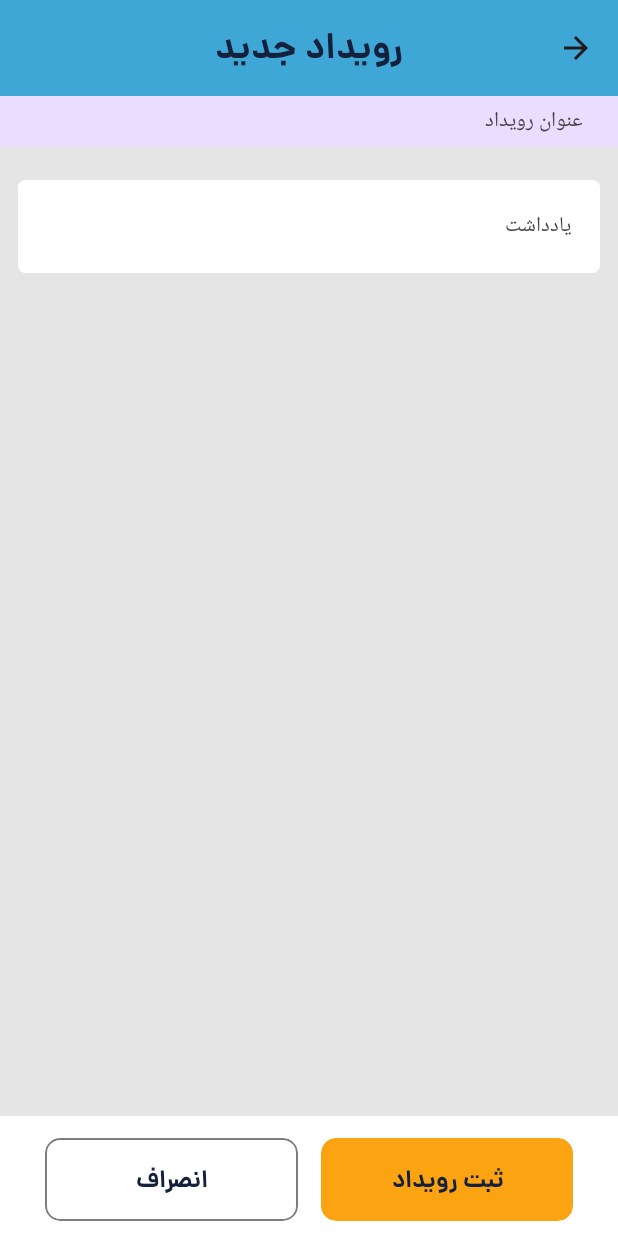
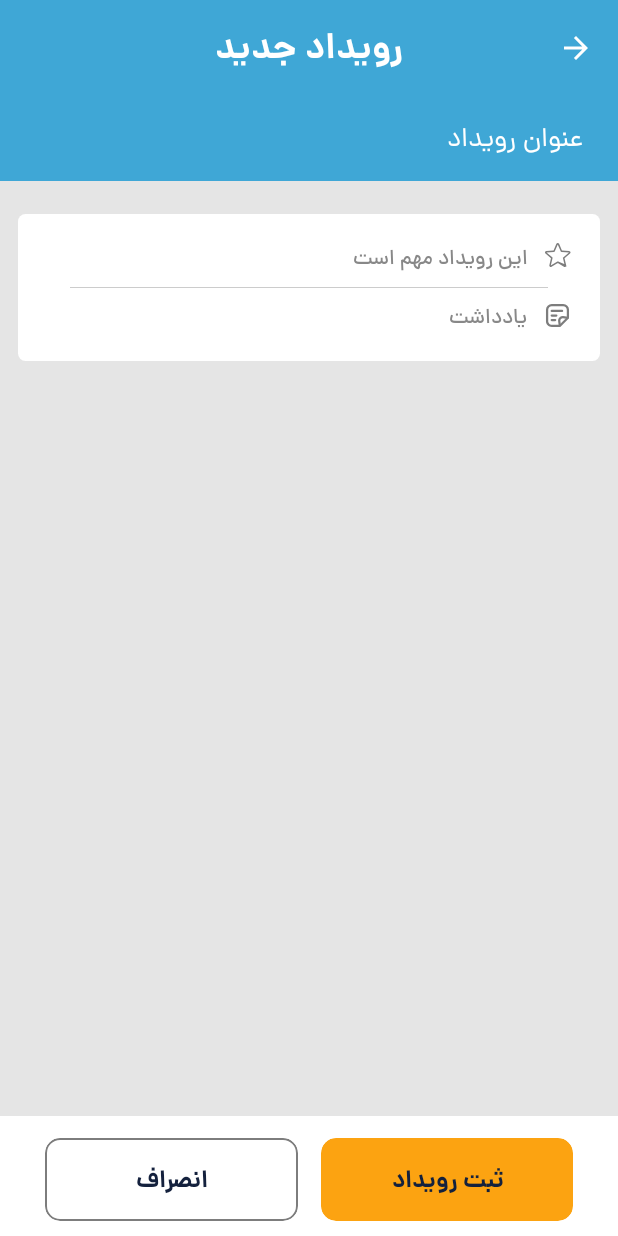
Before and after one commit to AliEasy/zaunguleh_kotlin, an Android app built with Jetpack Compose: the screen it shows after launch (MainActivity), after a tap on "رویداد جدید", on a phone screen of 412 x 824 dp. Run offline under Robolectric (Android 15) with nearby library versions, the phone set to English and light mode, and no system bars; our stand-ins replace Dagger/Hilt's generated code, Room's generated code; 1 other tap on this screen came first.

Commit message:
feat: some ui changes

```diff
--- a/app/src/main/java/top/easyware/zanguleh/features/daily_counter/presentation/DailyCounterScreen.kt
+++ b/app/src/main/java/top/easyware/zanguleh/features/daily_counter/presentation/DailyCounterScreen.kt
@@ -80,7 +80,7 @@ fun DailyCounterScreen(
                 CenterAlignedTopAppBar(
                     colors = TopAppBarDefaults.topAppBarColors(
                         containerColor = MaterialTheme.colorScheme.secondary,
-                        titleContentColor = MaterialTheme.colorScheme.onPrimary,
+                        titleContentColor = MaterialTheme.colorScheme.onSecondary,
                     ),
                     title = {
                         Text(
@@ -95,7 +95,8 @@ fun DailyCounterScreen(
                             }) {
                             Icon(
                                 imageVector = ImageVector.vectorResource(R.drawable.filter_outline),
-                                contentDescription = context.getString(R.string.filter)
+                                contentDescription = context.getString(R.string.filter),
+                                tint = MaterialTheme.colorScheme.onSecondary
                             )
                         }
                     },
--- a/app/src/main/java/top/easyware/zanguleh/features/home/presentation/HomeScreen.kt
+++ b/app/src/main/java/top/easyware/zanguleh/features/home/presentation/HomeScreen.kt
@@ -3,11 +3,9 @@ package top.easyware.zanguleh.features.home.presentation
 import androidx.compose.foundation.layout.Box
 import androidx.compose.foundation.layout.padding
 import androidx.compose.material.icons.Icons
-import androidx.compose.material.icons.filled.Add
 import androidx.compose.material.icons.filled.Build
 import androidx.compose.material.icons.filled.Create
 import androidx.compose.material.icons.filled.Settings
-import androidx.compose.material.icons.outlined.Add
 import androidx.compose.material.icons.outlined.Build
 import androidx.compose.material.icons.outlined.Create
 import androidx.compose.material.icons.outlined.Settings
@@ -22,6 +20,7 @@ import androidx.compose.runtime.getValue
 import androidx.compose.ui.Modifier
 import androidx.compose.ui.graphics.vector.ImageVector
 import androidx.compose.ui.platform.LocalContext
+import androidx.compose.ui.res.vectorResource
 import androidx.navigation.NavGraph.Companion.findStartDestination
 import androidx.navigation.NavHostController
 import androidx.navigation.compose.NavHost
@@ -71,8 +70,8 @@ fun BottomBar(
         BottomNavigationBarItem(
             route = BottomNavigationItemsEnum.DAILY_COUNTER,
             title = context.getString(R.string.daily_counter),
-            selectedIcon = Icons.Filled.Add,
-            unSelectedIcon = Icons.Outlined.Add,
+            selectedIcon = ImageVector.vectorResource(R.drawable.counter),
+            unSelectedIcon = ImageVector.vectorResource(R.drawable.counter),
         ),
         BottomNavigationBarItem(
             route = BottomNavigationItemsEnum.TASKS,
@@ -114,7 +113,7 @@ fun BottomBar(
                 label = {
                     Text(
                         text = screen.title,
-                        style = MaterialTheme.typography.bodySmall,
+                        style = MaterialTheme.typography.titleSmall,
                     )
                 },
                 alwaysShowLabel = true,
--- a/app/src/main/java/top/easyware/zanguleh/features/submit_reminder/presentation/SubmitReminderScreen.kt
+++ b/app/src/main/java/top/easyware/zanguleh/features/submit_reminder/presentation/SubmitReminderScreen.kt
@@ -1,5 +1,6 @@
 package top.easyware.zanguleh.features.submit_reminder.presentation
 
+import androidx.compose.foundation.Image
 import androidx.compose.foundation.background
 import androidx.compose.foundation.layout.Arrangement
 import androidx.compose.foundation.layout.Box
@@ -19,6 +20,7 @@ import androidx.compose.material.icons.filled.Edit
 import androidx.compose.material.icons.filled.MoreVert
 import androidx.compose.material3.BottomAppBar
 import androidx.compose.material3.CenterAlignedTopAppBar
+import androidx.compose.material3.Divider
 import androidx.compose.material3.DropdownMenu
 import androidx.compose.material3.DropdownMenuItem
 import androidx.compose.material3.ExperimentalMaterial3Api
@@ -35,8 +37,12 @@ import androidx.compose.runtime.mutableStateOf
 import androidx.compose.runtime.remember
 import androidx.compose.ui.Modifier
 import androidx.compose.ui.draw.clip
+import androidx.compose.ui.graphics.Color
+import androidx.compose.ui.graphics.vector.ImageVector
 import androidx.compose.ui.platform.LocalContext
+import androidx.compose.ui.res.vectorResource
 import androidx.compose.ui.unit.dp
+import androidx.compose.ui.unit.sp
 import androidx.hilt.navigation.compose.hiltViewModel
 import androidx.navigation.NavController
 import kotlinx.coroutines.flow.collectLatest
@@ -87,13 +93,12 @@ fun SubmitReminderScreen(
                 CenterAlignedTopAppBar(
                     colors = TopAppBarDefaults.topAppBarColors(
                         containerColor = MaterialTheme.colorScheme.secondary,
-                        titleContentColor = MaterialTheme.colorScheme.onPrimary,
+                        titleContentColor = MaterialTheme.colorScheme.onSecondary,
                     ),
                     title = {
                         Text(
                             text = title,
                             style = MaterialTheme.typography.headlineLarge,
-                            color = MaterialTheme.colorScheme.onPrimary,
                         )
                     },
                     navigationIcon = {
@@ -108,7 +113,8 @@ fun SubmitReminderScreen(
                         {
                             Icon(
                                 imageVector = Icons.Default.ArrowForward,
-                                contentDescription = context.getString(R.string.get_back)
+                                contentDescription = context.getString(R.string.get_back),
+                                tint = MaterialTheme.colorScheme.onSecondary
                             )
                         }
                     },
@@ -210,8 +216,8 @@ fun SubmitReminderScreen(
             ) {
                 Box(
                     modifier = Modifier
-                        .background(MaterialTheme.colorScheme.primaryContainer)
-                        .padding(start = 23.dp, end = 23.dp, top = 5.dp, bottom = 5.dp),
+                        .background(MaterialTheme.colorScheme.secondary)
+                        .padding(start = 23.dp, end = 23.dp, top = 15.dp, bottom = 15.dp),
                 ) {
                     TransparentHintTextField(
                         text = viewModel.title.value.text,
@@ -223,7 +229,11 @@ fun SubmitReminderScreen(
                         onFocusChange = {
                             viewModel.onFieldsEvent(SubmitReminderFieldsEvent.OnTitleChangeFocus(it))
                         },
-                        singleLine = true
+                        singleLine = true,
+                        textStyle = MaterialTheme.typography.bodyLarge.copy(
+                            fontSize = 18.sp,
+                            color = MaterialTheme.colorScheme.onSecondary
+                        )
                     )
                 }
                 Spacer(modifier = Modifier.height(10.dp))
@@ -235,28 +245,50 @@ fun SubmitReminderScreen(
                         .padding(19.dp)
 
                 ) {
+                    Column {
+                        Row {
+                            Image(
+                                imageVector = ImageVector.vectorResource(R.drawable.important_unselected),
+                                contentDescription = context.getString(R.string.event_is_important)
+                            )
+                            Spacer(modifier = Modifier.width(11.dp))
+                            Text(
+                                text = context.getString(R.string.event_is_important),
+                                style = MaterialTheme.typography.labelLarge,
+                                color = Color.Gray
+                            )
+                        }
+                        Spacer(modifier = Modifier.height(9.dp))
+                        Divider(color = Color.LightGray, thickness = 0.5.dp, modifier = Modifier.padding(horizontal = 15.dp))
+                        Spacer(modifier = Modifier.height(9.dp))
+                        Row {
+                            Image(
+                                imageVector = ImageVector.vectorResource(R.drawable.note_outline),
+                                contentDescription = context.getString(R.string.note)
+                            )
+                            Spacer(modifier = Modifier.width(11.dp))
                             TransparentHintTextField(
                                 text = viewModel.description.value.text,
                                 hint = viewModel.description.value.hint,
                                 isHintVisible = viewModel.description.value.isHintVisible,
                                 onValueChange = {
                                     viewModel.onFieldsEvent(
-                                SubmitReminderFieldsEvent.OnDescriptionChangeValue(
-                                    it
-                                )
+                                        SubmitReminderFieldsEvent.OnDescriptionChangeValue(it)
                                     )
                                 },
                                 onFocusChange = {
                                     viewModel.onFieldsEvent(
-                                SubmitReminderFieldsEvent.OnDescriptionChangeFocus(
-                                    it
-                                )
+                                        SubmitReminderFieldsEvent.OnDescriptionChangeFocus(it)
                                     )
                                 },
-                        singleLine = true
+                                singleLine = false,
+                                textStyle = MaterialTheme.typography.labelLarge.copy(color = Color.Gray),
+                                maxLines = 5
                             )
                         }
                     }
                 }
             }
         }
+    }
+}
--- a/app/src/main/java/top/easyware/zanguleh/features/submit_reminder/presentation/SubmitReminderViewModel.kt
+++ b/app/src/main/java/top/easyware/zanguleh/features/submit_reminder/presentation/SubmitReminderViewModel.kt
@@ -116,26 +116,28 @@ class SubmitReminderViewModel @Inject constructor(
         when (event) {
             is SubmitReminderFieldsEvent.OnTitleChangeValue -> {
                 _title.value = title.value.copy(
-                    text = event.value
+                    text = event.value,
+                    isHintVisible = event.value.isBlank()
                 )
             }
 
             is SubmitReminderFieldsEvent.OnTitleChangeFocus -> {
-                _title.value = title.value.copy(
-                    isHintVisible = !event.focusState.isFocused && title.value.text.isBlank()
-                )
+//                _title.value = title.value.copy(
+//                    isHintVisible = title.value.text.isBlank()
+//                )
             }
 
             is SubmitReminderFieldsEvent.OnDescriptionChangeValue -> {
                 _description.value = description.value.copy(
-                    text = event.value
+                    text = event.value,
+                    isHintVisible = event.value.isBlank()
                 )
             }
 
             is SubmitReminderFieldsEvent.OnDescriptionChangeFocus -> {
-                _description.value = description.value.copy(
-                    isHintVisible = !event.focusState.isFocused && description.value.text.isBlank()
-                )
+//                _description.value = description.value.copy(
+//                    isHintVisible = description.value.text.isBlank()
+//                )
             }
 
             is SubmitReminderFieldsEvent.IsImportant -> {
--- a/app/src/main/java/top/easyware/zanguleh/features/submit_reminder/presentation/components/TransparentHintTextField.kt
+++ b/app/src/main/java/top/easyware/zanguleh/features/submit_reminder/presentation/components/TransparentHintTextField.kt
@@ -8,7 +8,7 @@ import androidx.compose.runtime.Composable
 import androidx.compose.ui.Modifier
 import androidx.compose.ui.focus.FocusState
 import androidx.compose.ui.focus.onFocusChanged
-import androidx.compose.ui.graphics.Color
+import androidx.compose.ui.graphics.SolidColor
 import androidx.compose.ui.text.TextStyle
 
 @Composable
@@ -21,6 +21,7 @@ fun TransparentHintTextField(
     singleLine: Boolean = true,
     onFocusChange: (FocusState) -> Unit,
     isHintVisible: Boolean,
+    maxLines: Int = 1,
 ) {
     Box(
         modifier = modifier
@@ -35,10 +36,11 @@ fun TransparentHintTextField(
                 .onFocusChanged {
                     onFocusChange(it)
                 },
-
-            )
+            maxLines = maxLines,
+            cursorBrush = SolidColor(textStyle.color)
+        )
         if (isHintVisible) {
-            Text(text = hint, style = textStyle, color = Color.DarkGray)
+            Text(text = hint, style = textStyle)
         }
     }
 }
--- a/app/src/main/java/top/easyware/zanguleh/ui/theme/Theme.kt
+++ b/app/src/main/java/top/easyware/zanguleh/ui/theme/Theme.kt
@@ -20,6 +20,7 @@ private val DarkColorScheme = darkColorScheme(
     tertiary = DarkGray,
     background = DarkPlatinum,
     onPrimary = DarkOxfordBlue,
+    onSecondary = DarkGray,
 )
 
 private val LightColorScheme = lightColorScheme(
@@ -28,6 +29,7 @@ private val LightColorScheme = lightColorScheme(
     tertiary = LightWhite,
     background = LightPlatinum,
     onPrimary = LightOxfordBlue,
+    onSecondary = LightWhite,
 
     /* Other default colors to override
     background = Color(0xFFFFFBFE),
--- /dev/null
+++ b/app/src/main/res/drawable/counter.xml
@@ -0,0 +1,9 @@
+<vector xmlns:android="http://schemas.android.com/apk/res/android"
+    android:width="25dp"
+    android:height="25dp"
+    android:viewportWidth="25"
+    android:viewportHeight="25">
+  <path
+      android:pathData="M4.167,4.167H20.833C21.386,4.167 21.916,4.386 22.306,4.777C22.697,5.168 22.917,5.698 22.917,6.25V18.75C22.917,19.303 22.697,19.833 22.306,20.223C21.916,20.614 21.386,20.833 20.833,20.833H4.167C3.614,20.833 3.084,20.614 2.694,20.223C2.303,19.833 2.083,19.303 2.083,18.75V6.25C2.083,5.698 2.303,5.168 2.694,4.777C3.084,4.386 3.614,4.167 4.167,4.167ZM4.167,6.25V18.75H11.458V6.25H4.167ZM20.833,18.75V6.25H19.542C19.792,6.813 19.74,7.365 19.74,7.427C19.667,8.125 19.177,8.854 19,9.115L16.573,11.771L20.031,11.75L20.042,13.021L14.625,12.99L14.583,11.948C14.583,11.948 17.76,8.583 17.917,8.281C18.063,7.99 18.656,6.25 17.188,6.25C15.906,6.302 16.052,7.604 16.052,7.604L14.448,7.615C14.448,7.615 14.458,6.927 14.844,6.25H13.542V18.75H16.229L16.219,17.854L17.229,17.844C17.229,17.844 18.177,17.677 18.188,16.75C18.229,15.708 17.344,15.708 17.188,15.708C17.052,15.708 16.073,15.76 16.073,16.615H14.49C14.49,16.615 14.531,14.469 17.188,14.469C19.896,14.469 19.75,16.573 19.75,16.573C19.75,16.573 19.792,17.875 18.594,18.365L19.135,18.75H20.833ZM9.292,16.667H7.729V10.625L5.854,11.208V9.927L9.125,8.76H9.292V16.667Z"
+      android:fillColor="#000000"/>
+</vector>
--- /dev/null
+++ b/app/src/main/res/drawable/important_selected.xml
@@ -0,0 +1,11 @@
+<vector xmlns:android="http://schemas.android.com/apk/res/android"
+    android:width="17dp"
+    android:height="16dp"
+    android:viewportWidth="17"
+    android:viewportHeight="16">
+  <path
+      android:strokeWidth="1"
+      android:pathData="M8.501,12.818L8.756,12.97L12.878,15.425L12.878,15.425C13.27,15.659 13.708,15.307 13.616,14.914L8.501,12.818ZM8.501,12.818L8.245,12.969L4.123,15.415L4.122,15.416C3.73,15.649 3.291,15.297 3.384,14.903L4.477,10.286L4.547,9.989L4.315,9.791L0.669,6.68L0.669,6.68C0.351,6.409 0.51,5.882 0.95,5.847L0.95,5.847L0.953,5.847L5.75,5.446L6.049,5.421L6.168,5.145L8.045,0.792L8.046,0.79C8.211,0.403 8.789,0.403 8.954,0.79L8.955,0.792L10.832,5.155L10.951,5.431L11.25,5.456L16.048,5.857L16.05,5.857C16.49,5.891 16.649,6.418 16.331,6.69L16.331,6.69L12.685,9.801L12.453,9.999L12.523,10.296L13.616,14.913L8.501,12.818Z"
+      android:fillColor="#FFD700"
+      android:strokeColor="#000000"/>
+</vector>
--- /dev/null
+++ b/app/src/main/res/drawable/important_unselected.xml
@@ -0,0 +1,11 @@
+<vector xmlns:android="http://schemas.android.com/apk/res/android"
+    android:width="17dp"
+    android:height="16dp"
+    android:viewportWidth="17"
+    android:viewportHeight="16">
+  <path
+      android:strokeWidth="1"
+      android:pathData="M8.501,12.818L8.756,12.97L12.878,15.425L12.878,15.425C13.27,15.659 13.708,15.307 13.616,14.914L8.501,12.818ZM8.501,12.818L8.245,12.969L4.123,15.415L4.122,15.416C3.73,15.649 3.291,15.297 3.384,14.903L4.477,10.286L4.547,9.989L4.315,9.791L0.669,6.68L0.669,6.68C0.351,6.409 0.51,5.882 0.95,5.847L0.95,5.847L0.953,5.847L5.75,5.446L6.049,5.421L6.168,5.145L8.045,0.792L8.046,0.79C8.211,0.403 8.789,0.403 8.954,0.79L8.955,0.792L10.832,5.155L10.951,5.431L11.25,5.456L16.048,5.857L16.05,5.857C16.49,5.891 16.649,6.418 16.331,6.69L16.331,6.69L12.685,9.801L12.453,9.999L12.523,10.296L13.616,14.913L8.501,12.818Z"
+      android:fillColor="#ffffff"
+      android:strokeColor="#7D7D7D"/>
+</vector>
--- /dev/null
+++ b/app/src/main/res/drawable/note_outline.xml
@@ -0,0 +1,20 @@
+<vector xmlns:android="http://schemas.android.com/apk/res/android"
+    android:width="18dp"
+    android:height="18dp"
+    android:viewportWidth="18"
+    android:viewportHeight="18">
+  <path
+      android:pathData="M15.938,5.146V9.902C15.938,10.106 15.898,10.307 15.819,10.495C15.741,10.682 15.627,10.853 15.483,10.997L10.997,15.483C10.853,15.627 10.682,15.742 10.495,15.82C10.307,15.898 10.105,15.938 9.901,15.938H5.147C4.742,15.938 4.341,15.858 3.966,15.703C3.592,15.548 3.252,15.321 2.966,15.035C2.679,14.748 2.452,14.408 2.297,14.034C2.142,13.66 2.063,13.259 2.063,12.854V5.145C2.063,4.327 2.388,3.543 2.966,2.965C3.544,2.387 4.328,2.063 5.146,2.063H12.855C13.673,2.063 14.457,2.387 15.035,2.966C15.613,3.544 15.938,4.328 15.938,5.146Z"
+      android:strokeLineJoin="round"
+      android:strokeWidth="1.5"
+      android:fillColor="#00000000"
+      android:strokeColor="#7D7D7D"
+      android:strokeLineCap="round"/>
+  <path
+      android:pathData="M10.542,15.806L10.156,12.724C10.112,12.374 10.149,12.019 10.263,11.686C10.377,11.352 10.566,11.049 10.815,10.8C11.064,10.551 11.367,10.362 11.7,10.247C12.034,10.133 12.389,10.097 12.739,10.141L15.821,10.526M5.146,5.917H12.083M5.146,9H8.229M5.146,12.083H7.458"
+      android:strokeLineJoin="round"
+      android:strokeWidth="1.5"
+      android:fillColor="#00000000"
+      android:strokeColor="#7D7D7D"
+      android:strokeLineCap="round"/>
+</vector>
--- a/app/src/main/res/values/strings.xml
+++ b/app/src/main/res/values/strings.xml
@@ -16,4 +16,5 @@
     <string name="cancel">انصراف</string>
     <string name="event_title">عنوان رویداد</string>
     <string name="note">یادداشت</string>
+    <string name="event_is_important">این رویداد مهم است</string>
 </resources>
```
Lines whose indentation alone changed are shown as unchanged.
